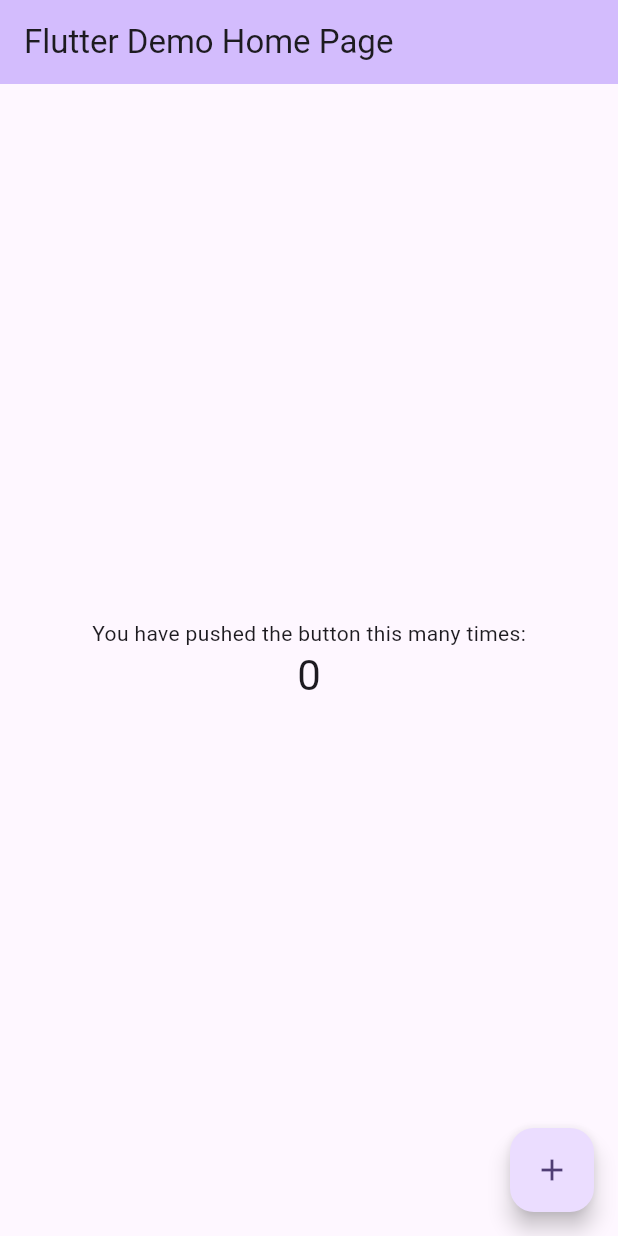
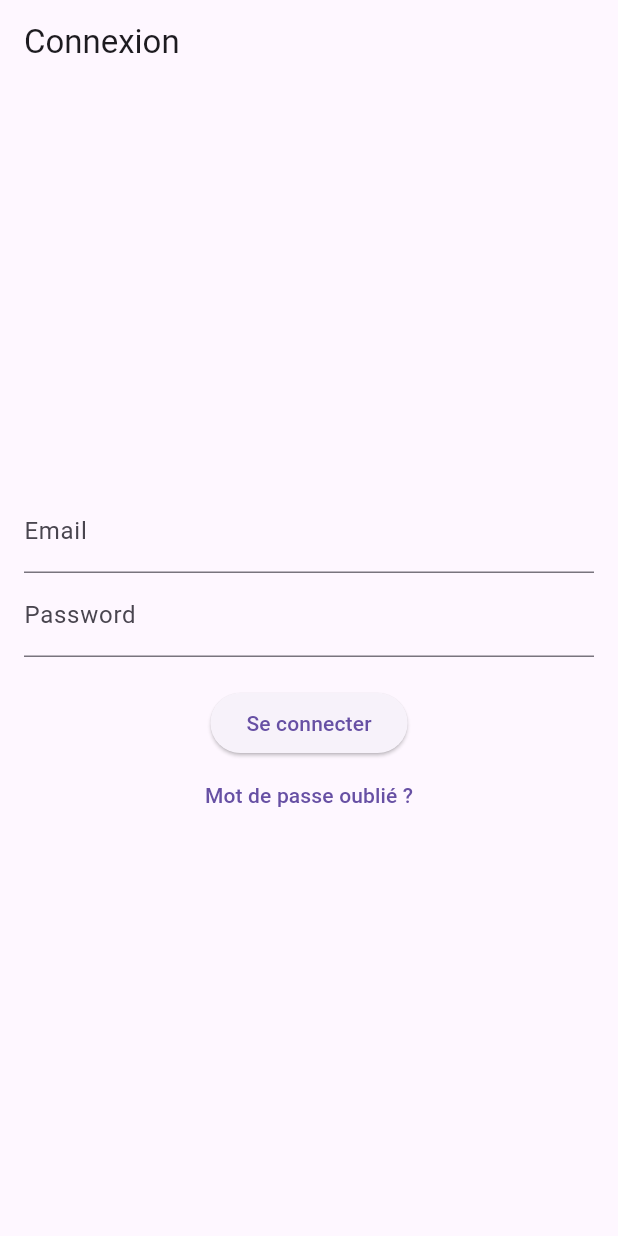
Before and after one commit to mohamedfeki414/project_flutter, a Flutter app: the screen it shows after launch, on a phone screen of 412 x 824 dp. Run offline on Flutter 3.47's test engine with Material 3 defaults, Android fonts, the phone set to English and light mode, and no system bars.

Commit message:
ajouter main.dart

```diff
--- a/lib/main.dart
+++ b/lib/main.dart
@@ -1,125 +1,160 @@
 import 'package:flutter/material.dart';
 
 void main() {
-  runApp(const MyApp());
+  runApp(const FootballLegendsApp());
 }
 
-class MyApp extends StatelessWidget {
-  const MyApp({super.key});
+class FootballLegendsApp extends StatelessWidget {
+  const FootballLegendsApp({super.key});
 
-  // This widget is the root of your application.
   @override
   Widget build(BuildContext context) {
     return MaterialApp(
-      title: 'Flutter Demo',
+      title: 'Football Legends',
       theme: ThemeData(
-        // This is the theme of your application.
-        //
-        // TRY THIS: Try running your application with "flutter run". You'll see
-        // the application has a purple toolbar. Then, without quitting the app,
-        // try changing the seedColor in the colorScheme below to Colors.green
-        // and then invoke "hot reload" (save your changes or press the "hot
-        // reload" button in a Flutter-supported IDE, or press "r" if you used
-        // the command line to start the app).
-        //
-        // Notice that the counter didn't reset back to zero; the application
-        // state is not lost during the reload. To reset the state, use hot
-        // restart instead.
-        //
-        // This works for code too, not just values: Most code changes can be
-        // tested with just a hot reload.
-        colorScheme: ColorScheme.fromSeed(seedColor: Colors.deepPurple),
-        useMaterial3: true,
+        primarySwatch: Colors.blue,
       ),
-      home: const MyHomePage(title: 'Flutter Demo Home Page'),
+      initialRoute: '/',
+      routes: {
+        '/': (context) => const LoginScreen(),
+        '/home': (context) => const HomeScreen(),
+        '/teams': (context) => const TeamsScreen(),
+        '/players': (context) => const PlayersScreen(),
+        '/leagues': (context) => const LeaguesScreen(),
+      },
     );
   }
 }
 
-class MyHomePage extends StatefulWidget {
-  const MyHomePage({super.key, required this.title});
-
-  // This widget is the home page of your application. It is stateful, meaning
-  // that it has a State object (defined below) that contains fields that affect
-  // how it looks.
-
-  // This class is the configuration for the state. It holds the values (in this
-  // case the title) provided by the parent (in this case the App widget) and
-  // used by the build method of the State. Fields in a Widget subclass are
-  // always marked "final".
-
-  final String title;
-
-  @override
-  State<MyHomePage> createState() => _MyHomePageState();
-}
-
-class _MyHomePageState extends State<MyHomePage> {
-  int _counter = 0;
-
-  void _incrementCounter() {
-    setState(() {
-      // This call to setState tells the Flutter framework that something has
-      // changed in this State, which causes it to rerun the build method below
-      // so that the display can reflect the updated values. If we changed
-      // _counter without calling setState(), then the build method would not be
-      // called again, and so nothing would appear to happen.
-      _counter++;
-    });
-  }
+class LoginScreen extends StatelessWidget {
+  const LoginScreen({super.key});
 
   @override
   Widget build(BuildContext context) {
-    // This method is rerun every time setState is called, for instance as done
-    // by the _incrementCounter method above.
-    //
-    // The Flutter framework has been optimized to make rerunning build methods
-    // fast, so that you can just rebuild anything that needs updating rather
-    // than having to individually change instances of widgets.
     return Scaffold(
-      appBar: AppBar(
-        // TRY THIS: Try changing the color here to a specific color (to
-        // Colors.amber, perhaps?) and trigger a hot reload to see the AppBar
-        // change color while the other colors stay the same.
-        backgroundColor: Theme.of(context).colorScheme.inversePrimary,
-        // Here we take the value from the MyHomePage object that was created by
-        // the App.build method, and use it to set our appbar title.
-        title: Text(widget.title),
-      ),
-      body: Center(
-        // Center is a layout widget. It takes a single child and positions it
-        // in the middle of the parent.
+      appBar: AppBar(title: const Text('Connexion')),
+      body: Padding(
+        padding: const EdgeInsets.all(16.0),
         child: Column(
-          // Column is also a layout widget. It takes a list of children and
-          // arranges them vertically. By default, it sizes itself to fit its
-          // children horizontally, and tries to be as tall as its parent.
-          //
-          // Column has various properties to control how it sizes itself and
-          // how it positions its children. Here we use mainAxisAlignment to
-          // center the children vertically; the main axis here is the vertical
-          // axis because Columns are vertical (the cross axis would be
-          // horizontal).
-          //
-          // TRY THIS: Invoke "debug painting" (choose the "Toggle Debug Paint"
-          // action in the IDE, or press "p" in the console), to see the
-          // wireframe for each widget.
           mainAxisAlignment: MainAxisAlignment.center,
-          children: <Widget>[
-            const Text(
-              'You have pushed the button this many times:',
+          children: [
+            const TextField(
+              decoration: InputDecoration(labelText: 'Email'),
             ),
-            Text(
-              '$_counter',
-              style: Theme.of(context).textTheme.headlineMedium,
+            const TextField(
+              decoration: InputDecoration(labelText: 'Password'),
+              obscureText: true,
+            ),
+            const SizedBox(height: 20),
+            ElevatedButton(
+              onPressed: () {
+                Navigator.pushReplacementNamed(context, '/home');
+              },
+              child: const Text('Se connecter'),
+            ),
+            TextButton(
+              onPressed: () {},
+              child: const Text('Mot de passe oublié ?'),
             ),
           ],
         ),
       ),
-      floatingActionButton: FloatingActionButton(
-        onPressed: _incrementCounter,
-        tooltip: 'Increment',
-        child: const Icon(Icons.add),
-      ), // This trailing comma makes auto-formatting nicer for build methods.
     );
   }
 }
+
+class HomeScreen extends StatelessWidget {
+  const HomeScreen({super.key});
+
+  @override
+  Widget build(BuildContext context) {
+    return Scaffold(
+      appBar: AppBar(title: const Text('Menu Principal')),
+      body: Center(
+        child: Column(
+          mainAxisAlignment: MainAxisAlignment.center,
+          children: [
+            ElevatedButton(
+              onPressed: () {
+                Navigator.pushNamed(context, '/players');
+              },
+              child: const Text('Top 3 des joueurs'),
+            ),
+            ElevatedButton(
+              onPressed: () {
+                Navigator.pushNamed(context, '/teams');
+              },
+              child: const Text('Équipes légendaires'),
+            ),
+            ElevatedButton(
+              onPressed: () {
+                Navigator.pushNamed(context, '/leagues');
+              },
+              child: const Text('Top 5 des ligues'),
+            ),
+          ],
+        ),
+      ),
+    );
+  }
+}
+
+class TeamsScreen extends StatelessWidget {
+  const TeamsScreen({super.key});
+
+  @override
+  Widget build(BuildContext context) {
+    final List<String> teams = ['FC Barcelone', 'Real Madrid', 'Bayern Munich'];
+    return Scaffold(
+      appBar: AppBar(title: const Text('Équipes Légendaires')),
+      body: ListView.builder(
+        itemCount: teams.length,
+        itemBuilder: (context, index) {
+          return ListTile(
+            title: Text(teams[index]),
+          );
+        },
+      ),
+    );
+  }
+}
+
+class PlayersScreen extends StatelessWidget {
+  const PlayersScreen({super.key});
+
+  @override
+  Widget build(BuildContext context) {
+    final List<String> players = ['Lionel Messi', 'Diego Maradona', 'Pelé'];
+    return Scaffold(
+      appBar: AppBar(title: const Text('Top 3 Joueurs')),
+      body: ListView.builder(
+        itemCount: players.length,
+        itemBuilder: (context, index) {
+          return ListTile(
+            title: Text(players[index]),
+          );
+        },
+      ),
+    );
+  }
+}
+
+class LeaguesScreen extends StatelessWidget {
+  const LeaguesScreen({super.key});
+
+  @override
+  Widget build(BuildContext context) {
+    final List<String> leagues = ['Premier League', 'Serie A', 'La Liga'];
+    return Scaffold(
+      appBar: AppBar(title: const Text('Top 5 Ligues')),
+      body: ListView.builder(
+        itemCount: leagues.length,
+        itemBuilder: (context, index) {
+          return ListTile(
+            title: Text(leagues[index]),
+          );
+        },
+      ),
+    );
+  }
+}
```
